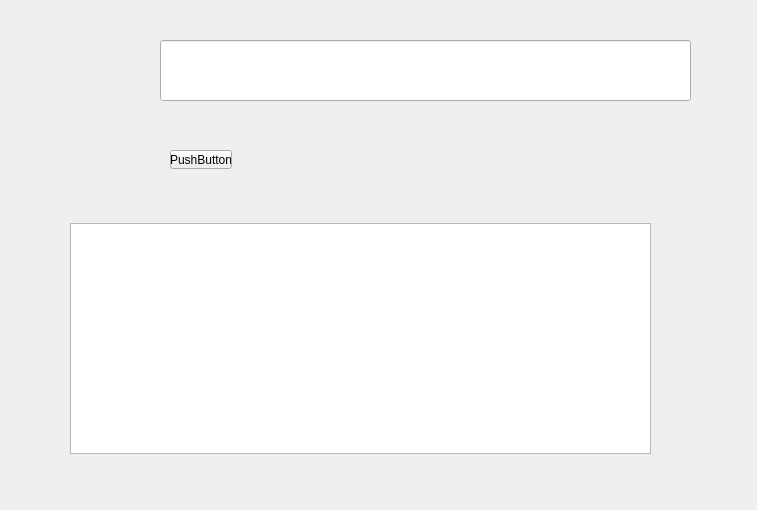
Qt form controlador/menu.ui (ManuelFerMV/MyFirt) before a commit.
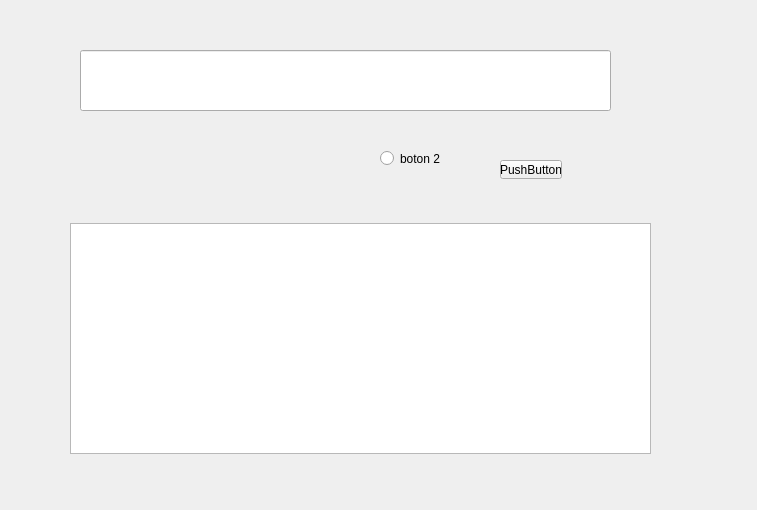
The same form after that commit.

Commit message: Se agregaron los ultimos 2 métodos y se corrigio errores.

What changed in the file:
```diff
--- a/controlador/menu.ui
+++ b/controlador/menu.ui
@@ -16,8 +16,8 @@
   <widget class="QPushButton" name="btnProcesar">
    <property name="geometry">
     <rect>
-     <x>170</x>
-     <y>150</y>
+     <x>500</x>
+     <y>160</y>
      <width>62</width>
      <height>19</height>
     </rect>
@@ -29,8 +29,8 @@
   <widget class="QLineEdit" name="txtExpresion">
    <property name="geometry">
     <rect>
-     <x>160</x>
-     <y>40</y>
+     <x>80</x>
+     <y>50</y>
      <width>531</width>
      <height>61</height>
     </rect>
@@ -46,6 +46,19 @@
     </rect>
    </property>
   </widget>
+  <widget class="QRadioButton" name="radioButton">
+   <property name="geometry">
+    <rect>
+     <x>380</x>
+     <y>150</y>
+     <width>82</width>
+     <height>17</height>
+    </rect>
+   </property>
+   <property name="text">
+    <string>boton 2</string>
+   </property>
+  </widget>
  </widget>
  <resources/>
  <connections/>
```
The commit also changes 2 other files.
